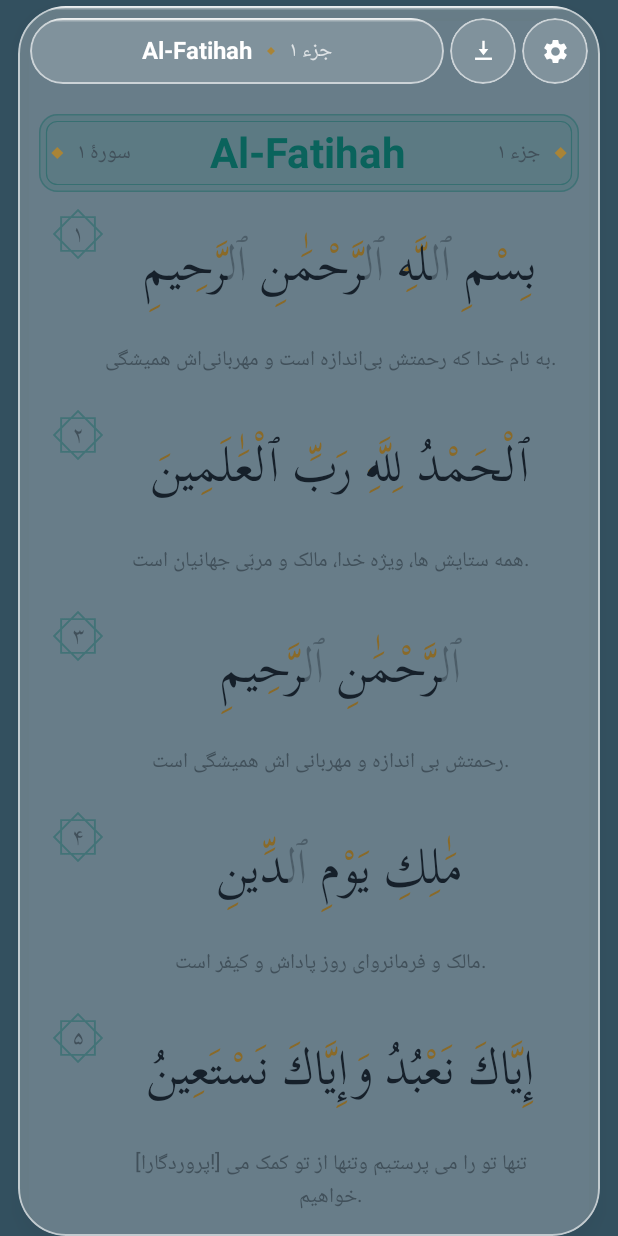
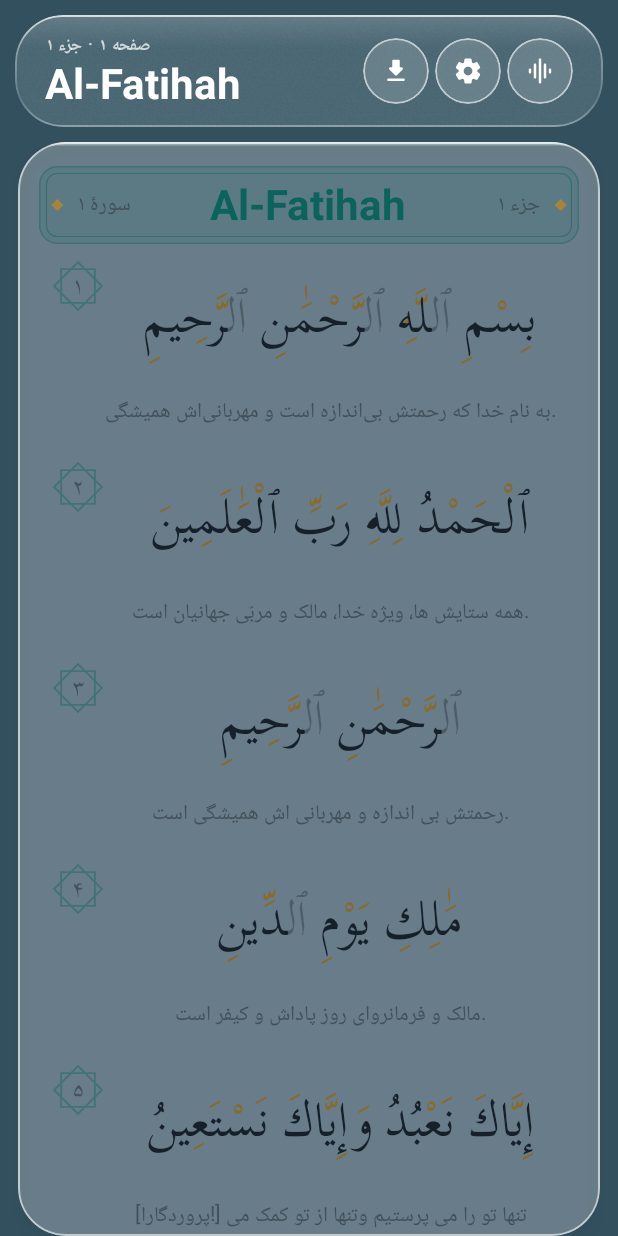
Before and after one commit to hemedani/hawra, an Android app built with Jetpack Compose: the composable ReaderScreen shown on its own in the app's theme, on a phone screen of 412 x 824 dp. Run offline under Robolectric (Android 15) with nearby library versions, the phone set to English and light mode, and no system bars; our stand-ins replace Dagger/Hilt's generated code, Room's generated code; libraries missing offline, so code that uses them is left out: androidx.hilt.lifecycle; pictures from the network do not load.

Commit message:
:sparkles: feat(android): give the Reader the Pejvak chrome

```diff
--- a/mobile/android/app/src/main/kotlin/ir/hawraa/quran/ui/screens/reader/ReaderScreen.kt
+++ b/mobile/android/app/src/main/kotlin/ir/hawraa/quran/ui/screens/reader/ReaderScreen.kt
@@ -7,7 +7,6 @@ import androidx.compose.animation.scaleIn
 import androidx.compose.animation.scaleOut
 import androidx.compose.foundation.background
 import androidx.compose.foundation.clickable
-import androidx.compose.foundation.layout.Arrangement
 import androidx.compose.foundation.layout.Box
 import androidx.compose.foundation.layout.BoxWithConstraints
 import androidx.compose.foundation.layout.Column
@@ -21,15 +20,11 @@ import androidx.compose.foundation.layout.height
 import androidx.compose.foundation.layout.offset
 import androidx.compose.foundation.layout.padding
 import androidx.compose.foundation.layout.size
-import androidx.compose.foundation.layout.statusBarsPadding
 import androidx.compose.foundation.layout.width
 import androidx.compose.foundation.lazy.LazyColumn
 import androidx.compose.foundation.lazy.items
 import androidx.compose.foundation.lazy.rememberLazyListState
 import androidx.compose.foundation.shape.RoundedCornerShape
-import androidx.compose.material.icons.Icons
-import androidx.compose.material.icons.filled.Settings
-import androidx.compose.material3.Icon
 import androidx.compose.material3.MaterialTheme
 import androidx.compose.material3.Text
 import androidx.compose.runtime.Composable
@@ -81,9 +76,12 @@ import ir.hawraa.quran.domain.quran.playbackPlan
 import ir.hawraa.quran.domain.quran.toPersianDigits
 import ir.hawraa.quran.domain.settings.ReadingSettings
 import ir.hawraa.quran.ui.components.BubbleButton
-import ir.hawraa.quran.ui.components.DiamondBullet
 import ir.hawraa.quran.ui.components.GlassElevation
+import ir.hawraa.quran.ui.components.GlassHeader
 import ir.hawraa.quran.ui.components.GlassSurface
+import ir.hawraa.quran.ui.components.ICON_GLYPHS
+import ir.hawraa.quran.ui.components.LocalShellInsets
+import ir.hawraa.quran.ui.components.ScreenFrame
 import ir.hawraa.quran.ui.components.SelectionAction
 import ir.hawraa.quran.ui.components.SelectionActionBox
 import ir.hawraa.quran.ui.components.TransportIcons
@@ -150,6 +148,7 @@ fun ReaderScreen(
         onPlayPause = viewModel::onPlayPause,
         onPlaySelection = viewModel::onPlaySelection,
         onDownloadPage = viewModel::downloadCurrentPage,
+        onOpenPlayer = { viewModel.playerStore.openControls() },
     )
 }
 
@@ -166,11 +165,12 @@ internal fun ReaderContent(
     onPlayPause: (Pair<Int, Int>?, Int) -> Unit = { _, _ -> },
     onPlaySelection: (SelectionPlan) -> Unit = {},
     onDownloadPage: () -> Unit = {},
+    onOpenPlayer: () -> Unit = {},
 ) {
     val themeQuran = LocalQuranColors.current
     val dark = LocalHawraaDarkTheme.current
     val geometry = LocalHawraaGeometry.current
-    val glass = LocalGlassColors.current
+    val shellInsets = LocalShellInsets.current
     val quran = remember(themeQuran, state.settings, dark) {
         themeQuran.withReadingSettings(state.settings, dark)
     }
@@ -251,21 +251,57 @@ internal fun ReaderContent(
                 }
         }
 
+        ScreenFrame(
+            header = { headerModifier ->
+                GlassHeader(
+                    modifier = headerModifier,
+                    title = currentSurah?.displayName().orEmpty(),
+                    overline = visiblePage?.let { page ->
+                        stringResource(
+                            R.string.reader_page_juz,
+                            page.page.toPersianDigits(),
+                            page.juz.toPersianDigits(),
+                        )
+                    },
+                    userTitle = true,
+                    actions = {
+                        if (state.recitation.available) {
+                            BubbleButton(
+                                icon = ICON_GLYPHS.getValue("download"),
+                                contentDescription = stringResource(R.string.player_download_page),
+                                onClick = onDownloadPage,
+                            )
+                        }
+                        BubbleButton(
+                            icon = ICON_GLYPHS.getValue("settings"),
+                            contentDescription = stringResource(R.string.reader_settings),
+                            onClick = onSettings,
+                        )
+                        BubbleButton(
+                            icon = ICON_GLYPHS.getValue("equalizer"),
+                            contentDescription = stringResource(R.string.player_expand),
+                            onClick = onOpenPlayer,
+                        )
+                    },
+                )
+            },
+        ) { topInset ->
             BoxWithConstraints(modifier = Modifier.fillMaxSize()) {
                 val density = LocalDensity.current
                 val containerHeightPx = constraints.maxHeight.toFloat()
-            val dockInsetPx = with(density) { geometry.dock.dockInset.toPx() }
-            val topSafePx = with(density) { 72.dp.toPx() }
+                val dockInsetPx = with(density) { shellInsets.bottom.toPx() }
+                val topSafePx = with(density) { topInset.toPx() }
 
                 // The reading pane floats: it keeps a margin from the screen edge so the ambient
-            // canvas is visible around it, which is what makes the pane read as glass.
+                // canvas is visible around it, which is what makes the pane read as glass. Its top
+                // starts below the floating header.
                 Box(
                     modifier = Modifier
                         .fillMaxSize()
                         .padding(
                             start = geometry.spacing.md,
                             end = geometry.spacing.md,
-                        top = geometry.spacing.xs,
+                            top = topInset,
                         ),
                 ) {
                     GlassSurface(
@@ -286,12 +322,10 @@ internal fun ReaderContent(
                                     contentPadding = PaddingValues(
                                         start = 14.dp,
                                         end = 14.dp,
-                                    // The floating top bar is 44 dp plus its own padding; content
-                                    // starts below it so a surah plate never scrolls underneath.
-                                    top = 64.dp,
+                                        top = geometry.spacing.sm,
                                         // Room for the dock at its tallest, so the last verse is
                                         // never hidden behind it.
-                                    bottom = geometry.dock.dockInset,
+                                        bottom = shellInsets.bottom,
                                     ),
                                 ) {
                                     items(items = items, key = { it.key }) { item ->
@@ -328,19 +362,6 @@ internal fun ReaderContent(
                                     item(key = "end") { Spacer(Modifier.height(8.dp)) }
                                 }
                             }
-
-                        // The floating top bar, inside the pane so it scrolls over the text.
-                        ReaderTopBar(
-                            surahName = currentSurah?.displayName().orEmpty(),
-                            juz = visiblePage?.juz,
-                            onSettings = onSettings,
-                            onDownload = onDownloadPage,
-                            downloadVisible = state.recitation.available,
-                            modifier = Modifier
-                                .align(Alignment.TopCenter)
-                                .statusBarsPadding()
-                                .padding(top = geometry.spacing.sm),
-                        )
                         }
                     }
                 }
@@ -417,79 +438,13 @@ internal fun ReaderContent(
             }
         }
     }
+}
 
 /** Indices currently laid out, so "is the selected verse still on screen" is a cheap lookup. */
 private fun visibleRange(state: androidx.compose.foundation.lazy.LazyListState): IntRange {
     val info = state.layoutInfo.visibleItemsInfo
     if (info.isEmpty()) return IntRange.EMPTY
     return info.first().index..info.last().index
-}
-
-@Composable
-private fun ReaderTopBar(
-    surahName: String,
-    juz: Int?,
-    onSettings: () -> Unit,
-    onDownload: () -> Unit = {},
-    downloadVisible: Boolean = false,
-    modifier: Modifier = Modifier,
-) {
-    val glass = LocalGlassColors.current
-    val geometry = LocalHawraaGeometry.current
-    val quran = LocalQuranColors.current
-
-    Row(
-        modifier = modifier
-            .fillMaxWidth()
-            .padding(horizontal = geometry.spacing.sm),
-        verticalAlignment = Alignment.CenterVertically,
-    ) {
-        GlassSurface(
-            modifier = Modifier.weight(1f).height(44.dp),
-            shape = RoundedCornerShape(geometry.radius.pill),
-        ) {
-            Row(
-                modifier = Modifier.fillMaxSize().padding(horizontal = 16.dp),
-                verticalAlignment = Alignment.CenterVertically,
-                horizontalArrangement = Arrangement.Center,
-            ) {
-                Text(
-                    text = surahName,
-                    style = MaterialTheme.typography.titleMedium,
-                    color = glass.text,
-                )
-                if (juz != null) {
-                    Spacer(Modifier.width(10.dp))
-                    DiamondBullet(tint = quran.mark)
-                    Spacer(Modifier.width(10.dp))
-                    Text(
-                        text = stringResource(R.string.banner_juz, juz.toPersianDigits()),
-                        style = MaterialTheme.typography.labelLarge,
-                        color = glass.textSecondary,
-                    )
-                }
-            }
-        }
-        Spacer(Modifier.width(geometry.spacing.xs))
-        if (downloadVisible) {
-            BubbleButton(
-                icon = TransportIcons.Download,
-                contentDescription = stringResource(R.string.player_download_page),
-                onClick = onDownload,
-                size = geometry.controls.lg,
-                iconSize = 19.dp,
-                modifier = Modifier.testTag("topbar-download"),
-            )
-            Spacer(Modifier.width(geometry.spacing.xs))
-        }
-        BubbleButton(
-            icon = Icons.Filled.Settings,
-            contentDescription = stringResource(R.string.reader_settings),
-            onClick = onSettings,
-            size = geometry.controls.lg,
-            iconSize = 19.dp,
-        )
-    }
 }
 
 /**
--- a/mobile/android/app/src/main/res/values/strings.xml
+++ b/mobile/android/app/src/main/res/values/strings.xml
@@ -19,6 +19,7 @@
     <string name="reader_loading">در حال آماده‌سازی صفحه…</string>
     <string name="reader_error">متن قرآن بارگذاری نشد.</string>
     <string name="reader_settings">تنظیمات خواندن</string>
+    <string name="reader_page_juz">صفحه %1$s · جزء %2$s</string>
 
     <!-- Mushaf furniture -->
     <string name="banner_surah">سورۀ %1$s</string>
```
Also changed, not shown: 2 other files. Lines whose indentation alone changed are shown as unchanged.
